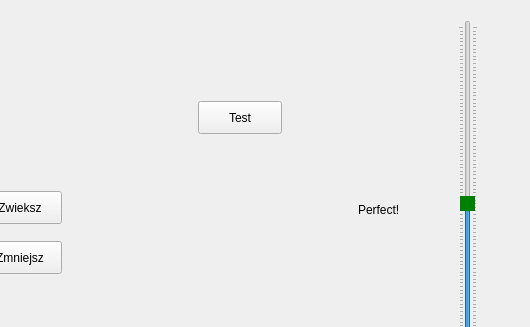
Old version of the form mainwindow.ui in the repository december0123/dzwiekspert; both pictures show x 83 to 613 and y 0 to 327 of the 613 by 443 pixel window.
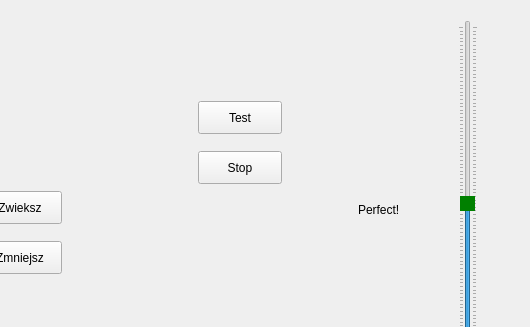
New version of the form.

Diff of the .ui file:
```diff
--- a/mainwindow.ui
+++ b/mainwindow.ui
@@ -141,6 +141,25 @@
         </property>
         <property name="text">
          <string>Test</string>
+        </property>
+        <property name="checkable">
+         <bool>true</bool>
+        </property>
+        <property name="checked">
+         <bool>false</bool>
+        </property>
+       </widget>
+       <widget class="QPushButton" name="stopTest">
+        <property name="geometry">
+         <rect>
+          <x>270</x>
+          <y>140</y>
+          <width>84</width>
+          <height>33</height>
+         </rect>
+        </property>
+        <property name="text">
+         <string>Stop</string>
         </property>
        </widget>
       </widget>
```
Left out of the diff: 8 changed lines with no effect on the pictures.
